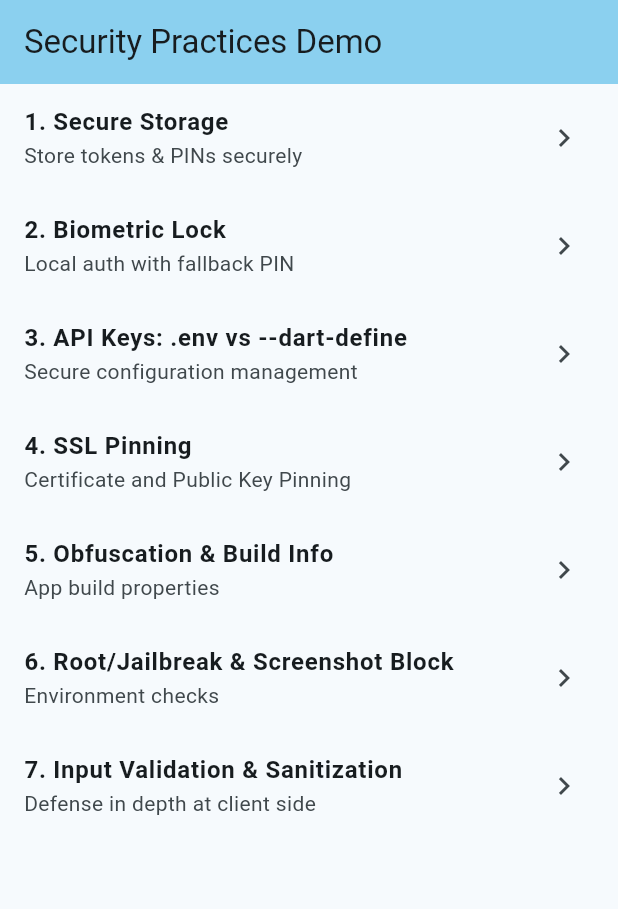
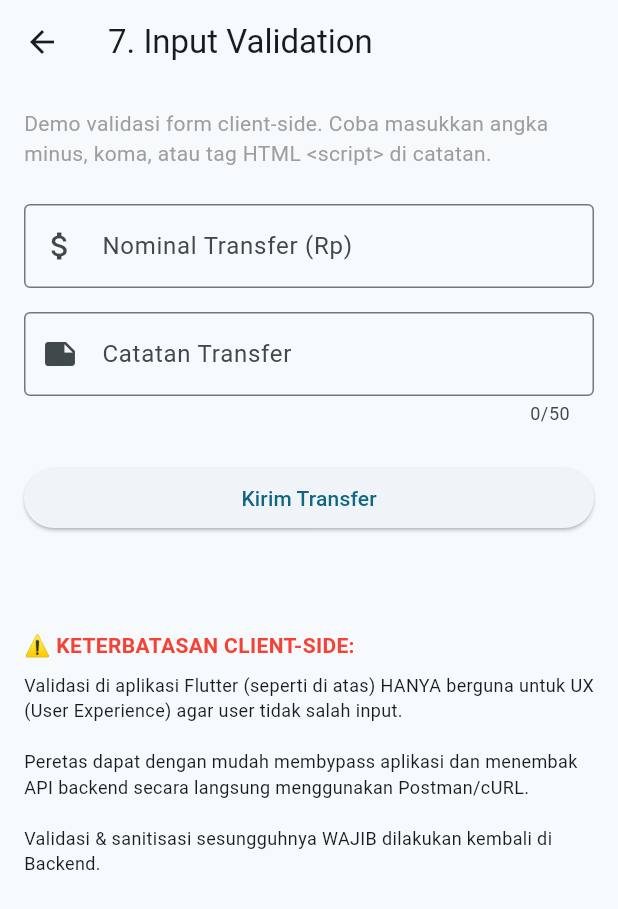
Before and after one commit to WagyuuA5/Flutter_Security_Practices, a Flutter app: the screen it shows after launch, after a tap on "7. Input Validation & Sanitization", on a phone screen of 412 x 824 dp. Shown: the top 909 px of the screen. Run offline on Flutter 3.47's test engine with Material 3 defaults, Android fonts, the phone set to English and light mode, and no system bars; our stand-ins replace dio, flutter_dotenv, flutter_secure_storage, local_auth; missing offline and left inert: flutter_windowmanager, safe_device.

Commit message:
feat: add input validation and sanitization demo

```diff
--- /dev/null
+++ b/lib/features/input_validation/presentation/input_validation_screen.dart
@@ -0,0 +1,144 @@
+import 'package:flutter/material.dart';
+
+class InputValidationScreen extends StatefulWidget {
+  const InputValidationScreen({super.key});
+
+  @override
+  State<InputValidationScreen> createState() => _InputValidationScreenState();
+}
+
+class _InputValidationScreenState extends State<InputValidationScreen> {
+  final _formKey = GlobalKey<FormState>();
+  final TextEditingController _amountController = TextEditingController();
+  final TextEditingController _noteController = TextEditingController();
+
+  String _result = '';
+
+  // Validasi: Hanya boleh angka positif
+  String? _validateAmount(String? value) {
+    if (value == null || value.isEmpty) {
+      return 'Nominal tidak boleh kosong';
+    }
+    final regex = RegExp(r'^\d+$');
+    if (!regex.hasMatch(value)) {
+      return 'Nominal hanya boleh berisi angka (tanpa titik/koma/minus)';
+    }
+    final amount = int.tryParse(value);
+    if (amount == null || amount <= 0) {
+      return 'Nominal harus lebih dari 0';
+    }
+    return null; // Valid
+  }
+
+  // Validasi/Sanitasi: Mencegah injeksi tag script dasar
+  String? _validateNote(String? value) {
+    if (value == null || value.isEmpty) {
+      return null; // Opsional
+    }
+    // Mencegah tanda kurung sudut (angle brackets) yang sering dipakai XSS
+    final xssRegex = RegExp(r'[<>]');
+    if (xssRegex.hasMatch(value)) {
+      return 'Catatan mengandung karakter yang dilarang (< atau >)';
+    }
+    // Mencegah kata 'script'
+    if (value.toLowerCase().contains('script')) {
+      return 'Catatan terdeteksi mengandung script';
+    }
+    return null; // Valid
+  }
+
+  void _submit() {
+    if (_formKey.currentState!.validate()) {
+      setState(() {
+        _result = 'Transfer Rp ${_amountController.text} berhasil diproses.\nCatatan: ${_noteController.text}';
+      });
+      ScaffoldMessenger.of(context).showSnackBar(
+        const SnackBar(content: Text('Validasi Client-Side Lulus!')),
+      );
+    } else {
+      setState(() {
+        _result = '';
+      });
+    }
+  }
+
+  @override
+  void dispose() {
+    _amountController.dispose();
+    _noteController.dispose();
+    super.dispose();
+  }
+
+  @override
+  Widget build(BuildContext context) {
+    return Scaffold(
+      appBar: AppBar(title: const Text('7. Input Validation')),
+      body: Padding(
+        padding: const EdgeInsets.all(16.0),
+        child: SingleChildScrollView(
+          child: Form(
+            key: _formKey,
+            child: Column(
+              crossAxisAlignment: CrossAxisAlignment.stretch,
+              children: [
+                const Text(
+                  'Demo validasi form client-side. Coba masukkan angka minus, koma, atau tag HTML <script> di catatan.',
+                  style: TextStyle(color: Colors.grey),
+                ),
+                const SizedBox(height: 24),
+                TextFormField(
+                  controller: _amountController,
+                  decoration: const InputDecoration(
+                    labelText: 'Nominal Transfer (Rp)',
+                    border: OutlineInputBorder(),
+                    prefixIcon: Icon(Icons.attach_money),
+                  ),
+                  keyboardType: TextInputType.number,
+                  validator: _validateAmount,
+                ),
+                const SizedBox(height: 16),
+                TextFormField(
+                  controller: _noteController,
+                  decoration: const InputDecoration(
+                    labelText: 'Catatan Transfer',
+                    border: OutlineInputBorder(),
+                    prefixIcon: Icon(Icons.note),
+                  ),
+                  maxLength: 50,
+                  validator: _validateNote,
+                ),
+                const SizedBox(height: 24),
+                ElevatedButton(
+                  onPressed: _submit,
+                  child: const Text('Kirim Transfer'),
+                ),
+                const SizedBox(height: 32),
+                if (_result.isNotEmpty)
+                  Container(
+                    padding: const EdgeInsets.all(16),
+                    color: Colors.green.shade50,
+                    child: Text(
+                      _result,
+                      style: const TextStyle(fontWeight: FontWeight.bold),
+                    ),
+                  ),
+                const SizedBox(height: 32),
+                const Text(
+                  '⚠️ KETERBATASAN CLIENT-SIDE:',
+                  style: TextStyle(fontWeight: FontWeight.bold, color: Colors.red),
+                ),
+                const SizedBox(height: 8),
+                const Text(
+                  'Validasi di aplikasi Flutter (seperti di atas) HANYA berguna untuk UX (User Experience) agar user tidak salah input.\n\n'
+                  'Peretas dapat dengan mudah membypass aplikasi dan menembak API backend secara langsung menggunakan Postman/cURL.\n\n'
+                  'Validasi & sanitisasi sesungguhnya WAJIB dilakukan kembali di Backend.',
+                  style: TextStyle(fontSize: 12),
+                ),
+              ],
+            ),
+          ),
+        ),
+      ),
+    );
+  }
+}
--- a/lib/main.dart
+++ b/lib/main.dart
@@ -1,3 +1,4 @@
+import 'package:flutter_security_practices/features/input_validation/presentation/input_validation_screen.dart';
 import 'package:flutter_security_practices/features/build_info/presentation/build_info_screen.dart';
 import 'package:flutter_security_practices/features/ssl_pinning/presentation/ssl_pinning_screen.dart';
 import 'package:flutter_security_practices/features/api_keys/presentation/api_keys_screen.dart';
@@ -93,7 +94,7 @@ class HomeScreen extends StatelessWidget {
             title: '7. Input Validation & Sanitization',
             subtitle: 'Defense in depth at client side',
             onTap: () {
-              // TODO: Navigate to Input Validation Demo
+              Navigator.push(context, MaterialPageRoute(builder: (context) => const InputValidationScreen()));
             },
           ),
         ],
```
Also changed, not shown: 1 other file.
